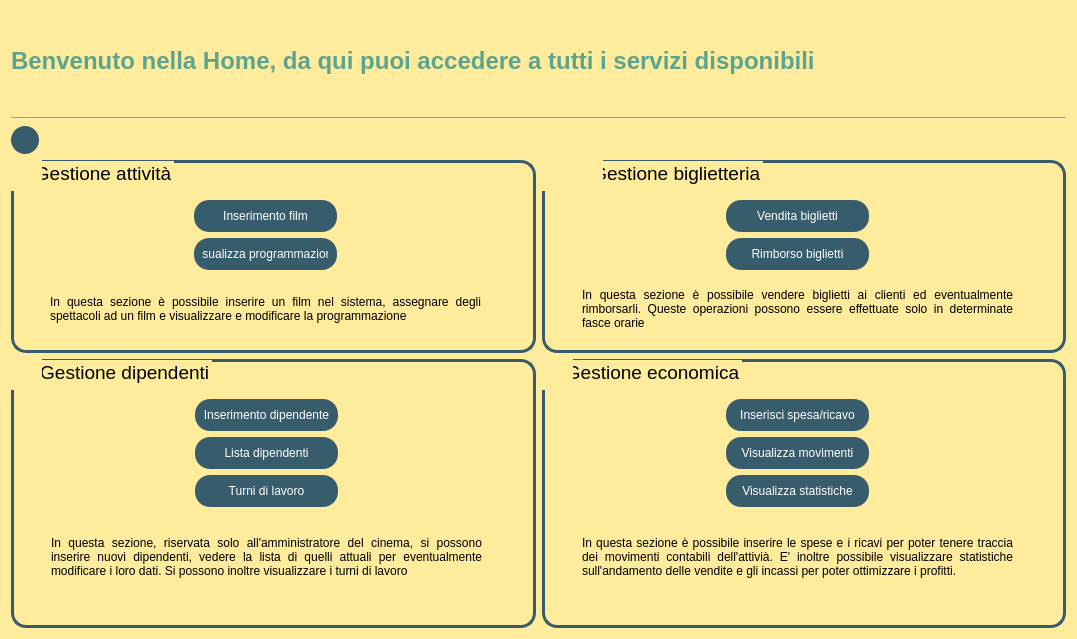
First picture: the form in home/view/HOME.ui, repository StracciaMatteo/GestioneCinema, before the edit.
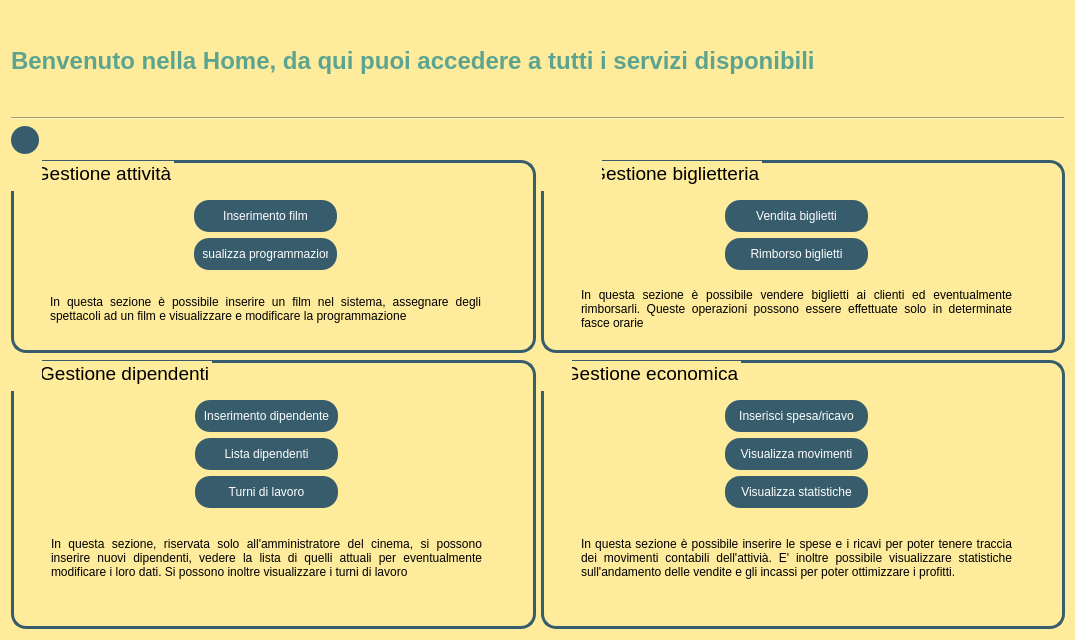
Second picture: the form after the edit. Icons and pictures are not drawn.

Commit message: vistaHome mostra utente loggato e nasconde gestione dipendenti se non loggati come utente prova con credenziali nulle ''

```diff
--- a/home/view/HOME.ui
+++ b/home/view/HOME.ui
@@ -7,9 +7,15 @@
     <x>0</x>
     <y>0</y>
     <width>1075</width>
-    <height>639</height>
+    <height>640</height>
    </rect>
   </property>
+  <property name="minimumSize">
+   <size>
+    <width>1075</width>
+    <height>640</height>
+   </size>
+  </property>
   <property name="windowTitle">
    <string>HOME</string>
   </property>
```
The commit also changes 4 other files.
